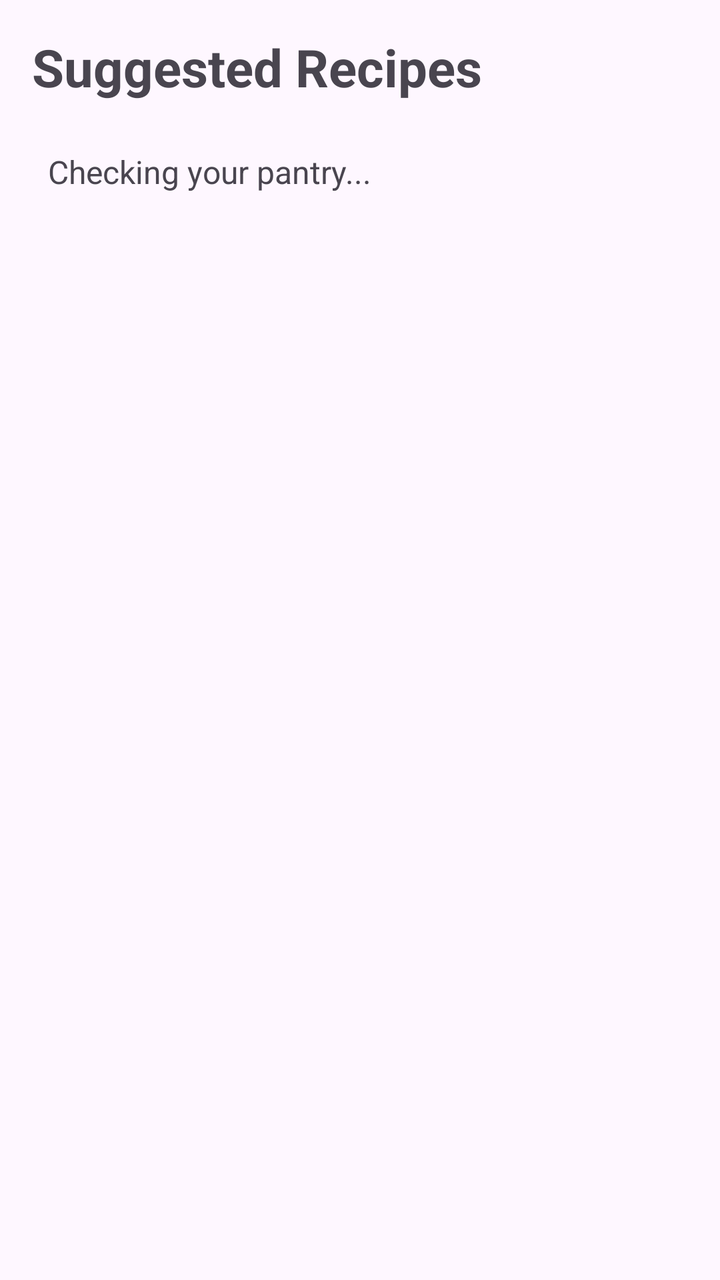
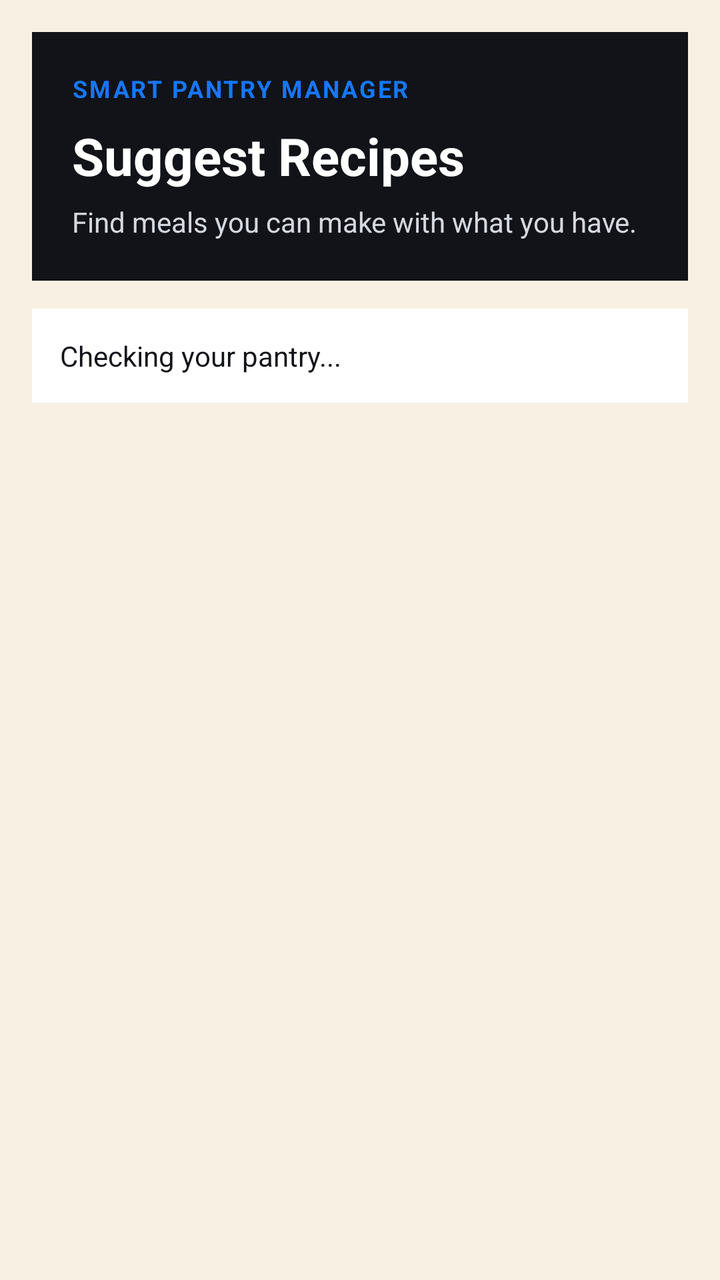

Screens rendered from an Android XML layout before and after an edit, with the pre-edit source and the edit as a unified diff.
<!-- AndroidManifest.xml: application theme Theme.SmartPantryManager -->
<!-- res/layout/activity_suggested_recipes.xml -->
<?xml version="1.0" encoding="utf-8"?>
<LinearLayout xmlns:android="http://schemas.android.com/apk/res/android"
    android:layout_width="match_parent"
    android:layout_height="match_parent"
    android:orientation="vertical"
    android:padding="16dp">

    <TextView
        android:layout_width="match_parent"
        android:layout_height="wrap_content"
        android:text="Suggested Recipes"
        android:textSize="26sp"
        android:textStyle="bold"
        android:layout_marginBottom="16dp" />

    <TextView
        android:id="@+id/tvRecipeMessage"
        android:layout_width="match_parent"
        android:layout_height="wrap_content"
        android:text="Checking your pantry..."
        android:textSize="16sp"
        android:padding="8dp" />

    <androidx.recyclerview.widget.RecyclerView
        android:id="@+id/rvRecipes"
        android:layout_width="match_parent"
        android:layout_height="0dp"
        android:layout_weight="1" />

</LinearLayout>
<!-- resources referenced by this layout -->
<resources>
  <style name="Theme.SmartPantryManager" parent="Base.Theme.SmartPantryManager" />
  <style name="Base.Theme.SmartPantryManager" parent="Theme.Material3.DayNight.NoActionBar">
          
          
      </style>
</resources>

<!-- the commit's change to res/layout/activity_suggested_recipes.xml (unified diff, before → after) -->
@@ -3,28 +3,66 @@
     android:layout_width="match_parent"
     android:layout_height="match_parent"
     android:orientation="vertical"
+    android:background="#F7F0E3"
     android:padding="16dp">
 
-    <TextView
+    
+    <LinearLayout
         android:layout_width="match_parent"
         android:layout_height="wrap_content"
-        android:text="Suggested Recipes"
-        android:textSize="26sp"
-        android:textStyle="bold"
-        android:layout_marginBottom="16dp" />
+        android:orientation="vertical"
+        android:background="#111318"
+        android:padding="20dp">
 
+        <TextView
+            android:layout_width="match_parent"
+            android:layout_height="wrap_content"
+            android:text="SMART PANTRY MANAGER"
+            android:textColor="#1677FF"
+            android:textSize="12sp"
+            android:textStyle="bold"
+            android:letterSpacing="0.08" />
+
+        <TextView
+            android:layout_width="match_parent"
+            android:layout_height="wrap_content"
+            android:text="Suggest Recipes"
+            android:textColor="#FFFFFF"
+            android:textSize="26sp"
+            android:textStyle="bold"
+            android:layout_marginTop="8dp" />
+
+        <TextView
+            android:layout_width="match_parent"
+            android:layout_height="wrap_content"
+            android:text="Find meals you can make with what you have."
+            android:textColor="#D5D8DF"
+            android:textSize="14sp"
+            android:layout_marginTop="6dp" />
+
+    </LinearLayout>
+
+    
     <TextView
         android:id="@+id/tvRecipeMessage"
         android:layout_width="match_parent"
         android:layout_height="wrap_content"
         android:text="Checking your pantry..."
-        android:textSize="16sp"
-        android:padding="8dp" />
+        android:textColor="#111318"
+        android:textSize="14sp"
+        android:background="#FFFFFF"
+        android:padding="14dp"
+        android:layout_marginTop="14dp"
+        android:layout_marginBottom="10dp" />
 
+    
     <androidx.recyclerview.widget.RecyclerView
         android:id="@+id/rvRecipes"
         android:layout_width="match_parent"
         android:layout_height="0dp"
-        android:layout_weight="1" />
+        android:layout_weight="1"
+        android:clipToPadding="false"
+        android:paddingBottom="8dp"
+        android:scrollbars="vertical" />
 
 </LinearLayout>
